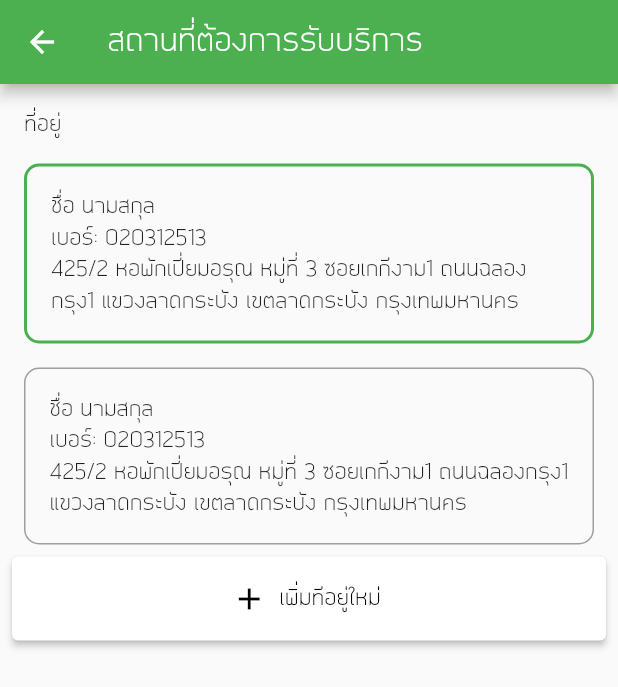
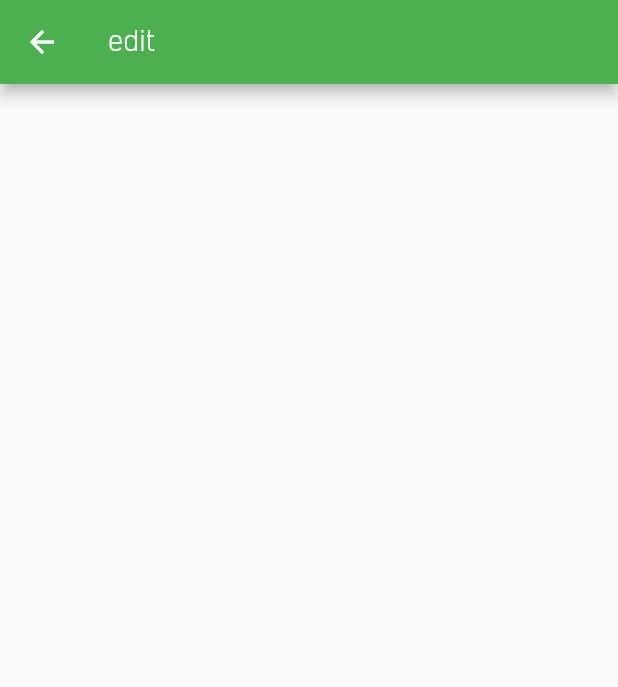
Before and after one commit to ReemWSW/MaidService, a Flutter app: the CleanWherePage screen opened directly, after a tap on "เพิ่มทีอยู่ใหม่", on a phone screen of 412 x 824 dp. Shown: the top 687 px of the screen. Run offline on Flutter 3.47's test engine with Material 2 defaults, Android fonts, the phone set to English and light mode, and no system bars; our stand-ins replace date_time_picker, flutter_rating_bar, get.

Commit message:
create location page

```diff
--- /dev/null
+++ b/lib/pages/wash/clean_location.dart
@@ -0,0 +1,18 @@
+import 'package:flutter/material.dart';
+
+class CleanLocation extends StatelessWidget {
+  final String text;
+  CleanLocation({
+    Key key,
+    @required this.text,
+  }) : super(key: key);
+
+  @override
+  Widget build(BuildContext context) {
+    return Scaffold(
+      appBar: AppBar(
+        title: Text(text),
+      ),
+    );
+  }
+}
--- a/lib/pages/wash/clean_wahere.dart
+++ b/lib/pages/wash/clean_wahere.dart
@@ -1,8 +1,15 @@
 import 'package:flutter/material.dart';
 
-class CleanWherePage extends StatelessWidget {
+import 'clean_location.dart';
+
+class CleanWherePage extends StatefulWidget {
   const CleanWherePage({Key key}) : super(key: key);
 
+  @override
+  State<CleanWherePage> createState() => _CleanWherePageState();
+}
+
+class _CleanWherePageState extends State<CleanWherePage> {
   @override
   Widget build(BuildContext context) {
     return Scaffold(
@@ -27,23 +34,37 @@ class CleanWherePage extends StatelessWidget {
                 ),
                 icon: const Icon(Icons.add),
                 label: const Text('เพิ่มทีอยู่ใหม่'),
-                  onPressed: () {},
-                )),
+                onPressed: () => Navigator.push(
+                  context,
+                  MaterialPageRoute(
+                      builder: (context) => CleanLocation(text: 'edit')),
+                ),
+              ),
+            ),
           ],
         ),
       ),
     );
   }
 
-  Container addressSelect(BuildContext context, bool selected) {
-    return Container(
+  GestureDetector addressSelect(BuildContext context, bool selected) {
+    return GestureDetector(
+      onTap: () {
+        Navigator.push(
+          context,
+          MaterialPageRoute(builder: (context) => CleanLocation(text: 'add')),
+        );
+        print('tap');
+      },
+      child: Container(
         width: MediaQuery.of(context).size.width,
         padding: const EdgeInsets.all(16.0),
         margin: const EdgeInsets.all(8.0),
         decoration: BoxDecoration(
             border: Border.all(
-            color:
-                selected ? Theme.of(context).colorScheme.primary : Colors.grey,
+              color: selected
+                  ? Theme.of(context).colorScheme.primary
+                  : Colors.grey,
               width: selected ? 2.0 : 1.0,
             ),
             borderRadius: BorderRadius.circular(10.0)),
@@ -57,6 +78,7 @@ class CleanWherePage extends StatelessWidget {
             )
           ],
         ),
+      ),
     );
   }
 }
```
Lines whose indentation alone changed are shown as unchanged.
